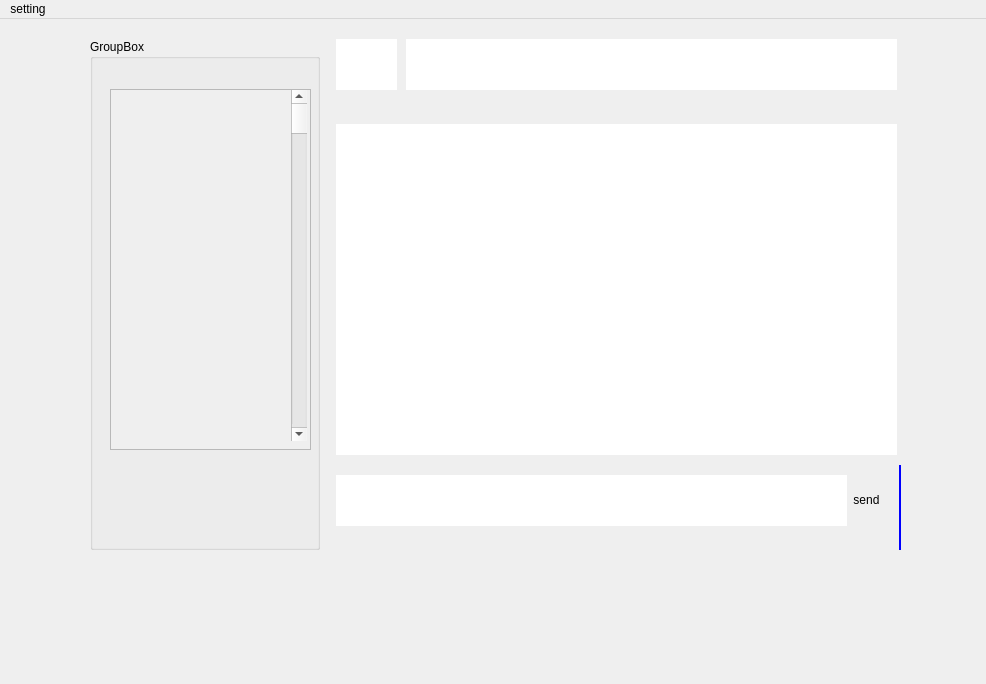
This is client/mainwindow.ui in AP-projects-4001/jan-ghahve as Qt 5 draws it before an edit. The edited form follows.
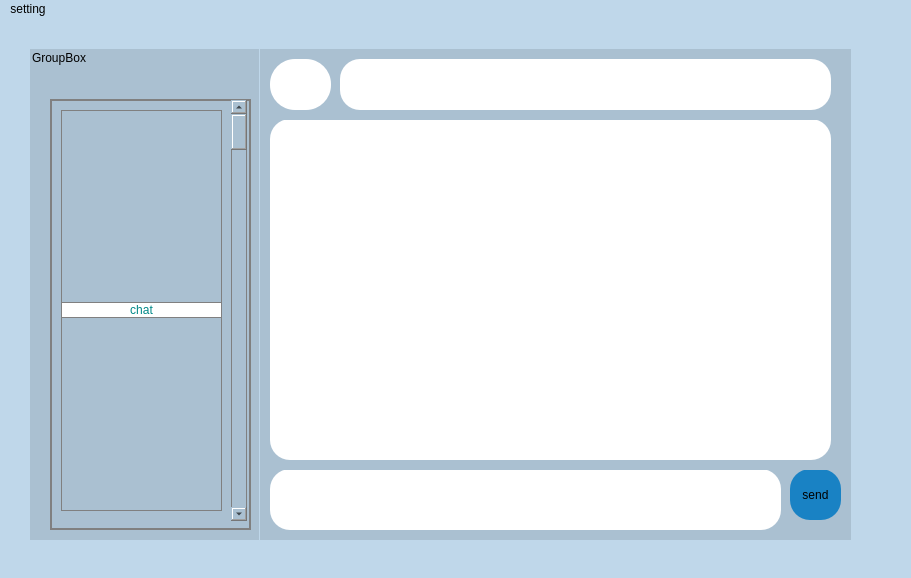
This is the edited form. Icons and pictures are not drawn.

Commit message: safe chat

Patch:
```diff
--- a/client/mainwindow.ui
+++ b/client/mainwindow.ui
@@ -6,26 +6,163 @@
    <rect>
     <x>0</x>
     <y>0</y>
-    <width>986</width>
-    <height>684</height>
+    <width>911</width>
+    <height>578</height>
    </rect>
   </property>
   <property name="windowTitle">
    <string>MainWindow</string>
   </property>
+  <property name="styleSheet">
+   <string notr="true">background-color:rgb(191, 215, 234);</string>
+  </property>
   <widget class="QWidget" name="centralwidget">
-   <widget class="QWidget" name="">
+   <widget class="QGroupBox" name="groupBox_2">
     <property name="geometry">
      <rect>
-      <x>90</x>
-      <y>20</y>
-      <width>811</width>
-      <height>511</height>
+      <x>260</x>
+      <y>450</y>
+      <width>591</width>
+      <height>71</height>
      </rect>
     </property>
-    <layout class="QHBoxLayout" name="horizontalLayout_2" stretch="2,5">
-     <item>
+    <property name="styleSheet">
+     <string notr="true">border:hide;
+background-color:rgb(170, 192, 209);</string>
+    </property>
+    <property name="title">
+     <string/>
+    </property>
+    <widget class="QPlainTextEdit" name="plainTextEdit">
+     <property name="geometry">
+      <rect>
+       <x>10</x>
+       <y>0</y>
+       <width>511</width>
+       <height>61</height>
+      </rect>
+     </property>
+     <property name="styleSheet">
+      <string notr="true">border: hide; 
+border-radius:20px; 
+background-color: palette(base);
+</string>
+     </property>
+    </widget>
+    <widget class="QPushButton" name="pushButton">
+     <property name="geometry">
+      <rect>
+       <x>530</x>
+       <y>0</y>
+       <width>51</width>
+       <height>51</height>
+      </rect>
+     </property>
+     <property name="styleSheet">
+      <string notr="true">background-color:rgb(25, 130, 196);
+border-radius: 20%;</string>
+     </property>
+     <property name="text">
+      <string>send</string>
+     </property>
+    </widget>
+    <zorder>pushButton</zorder>
+    <zorder>plainTextEdit</zorder>
+   </widget>
+   <widget class="QGroupBox" name="groupBox">
+    <property name="geometry">
+     <rect>
+      <x>260</x>
+      <y>100</y>
+      <width>591</width>
+      <height>351</height>
+     </rect>
+    </property>
+    <property name="styleSheet">
+     <string notr="true">border:hide;
+background-color:rgb(170, 192, 209);</string>
+    </property>
+    <property name="title">
+     <string/>
+    </property>
+    <widget class="QTextEdit" name="textEdit">
+     <property name="geometry">
+      <rect>
+       <x>10</x>
+       <y>0</y>
+       <width>561</width>
+       <height>341</height>
+      </rect>
+     </property>
+     <property name="styleSheet">
+      <string notr="true">background-image: url(C:/Users/Hkr/Desktop/BGchat.jpg);
+border-radius:20px;
+background-color: palette(base);</string>
+     </property>
+    </widget>
+   </widget>
+   <widget class="QGroupBox" name="groupBox_4">
+    <property name="geometry">
+     <rect>
+      <x>260</x>
+      <y>30</y>
+      <width>591</width>
+      <height>71</height>
+     </rect>
+    </property>
+    <property name="styleSheet">
+     <string notr="true">border:hide;
+background-color:rgb(170, 192, 209);</string>
+    </property>
+    <property name="title">
+     <string/>
+    </property>
+    <widget class="QLineEdit" name="lineEdit">
+     <property name="geometry">
+      <rect>
+       <x>80</x>
+       <y>10</y>
+       <width>491</width>
+       <height>51</height>
+      </rect>
+     </property>
+     <property name="styleSheet">
+      <string notr="true">border-radius: 20%;
+color:black;
+background-color:white;</string>
+     </property>
+    </widget>
+    <widget class="QGraphicsView" name="graphicsView">
+     <property name="geometry">
+      <rect>
+       <x>10</x>
+       <y>10</y>
+       <width>61</width>
+       <height>51</height>
+      </rect>
+     </property>
+     <property name="styleSheet">
+      <string notr="true">border: hide; 
+border-radius:25%; 
+background-color: palette(base);
+</string>
+     </property>
+    </widget>
+   </widget>
       <widget class="QGroupBox" name="groupBox_3">
+    <property name="geometry">
+     <rect>
+      <x>30</x>
+      <y>30</y>
+      <width>229</width>
+      <height>491</height>
+     </rect>
+    </property>
+    <property name="styleSheet">
+     <string notr="true">background-color:rgb(170, 192, 209);
+border:hide;
+</string>
+    </property>
        <property name="title">
         <string>GroupBox</string>
        </property>
@@ -35,9 +172,12 @@
           <x>20</x>
           <y>50</y>
           <width>201</width>
-          <height>361</height>
-         </rect>
-        </property>
+       <height>431</height>
+      </rect>
+     </property>
+     <property name="styleSheet">
+      <string notr="true">border:1px solid gray;</string>
+     </property>
         <property name="widgetResizable">
          <bool>true</bool>
         </property>
@@ -47,7 +187,7 @@
            <x>0</x>
            <y>0</y>
            <width>199</width>
-           <height>359</height>
+        <height>429</height>
           </rect>
          </property>
          <widget class="QScrollBar" name="verticalScrollBar">
@@ -56,117 +196,39 @@
             <x>180</x>
             <y>0</y>
             <width>16</width>
-            <height>351</height>
+         <height>421</height>
            </rect>
           </property>
           <property name="orientation">
            <enum>Qt::Vertical</enum>
           </property>
          </widget>
-        </widget>
-       </widget>
-      </widget>
-     </item>
-     <item>
-      <layout class="QVBoxLayout" name="verticalLayout" stretch="1,4,1">
-       <property name="spacing">
-        <number>0</number>
-       </property>
-       <item>
-        <widget class="QGroupBox" name="groupBox_4">
-         <property name="styleSheet">
-          <string notr="true">border:hide;</string>
-         </property>
-         <property name="title">
-          <string/>
-         </property>
-         <widget class="QLineEdit" name="lineEdit">
-          <property name="geometry">
-           <rect>
-            <x>80</x>
-            <y>0</y>
-            <width>491</width>
-            <height>51</height>
-           </rect>
-          </property>
-         </widget>
-         <widget class="QGraphicsView" name="graphicsView">
-          <property name="geometry">
-           <rect>
-            <x>10</x>
-            <y>0</y>
-            <width>61</width>
-            <height>51</height>
-           </rect>
-          </property>
-         </widget>
-        </widget>
-       </item>
-       <item>
-        <widget class="QGroupBox" name="groupBox">
-         <property name="styleSheet">
-          <string notr="true">border:hide;</string>
-         </property>
-         <property name="title">
-          <string/>
-         </property>
-         <widget class="QTextEdit" name="textEdit">
-          <property name="geometry">
-           <rect>
-            <x>10</x>
-            <y>-50</y>
-            <width>561</width>
-            <height>381</height>
-           </rect>
-          </property>
-         </widget>
-        </widget>
-       </item>
-       <item>
-        <widget class="QGroupBox" name="groupBox_2">
-         <property name="styleSheet">
-          <string notr="true">border:hide;
-border-right:2px solid blue;
-
-</string>
-         </property>
-         <property name="title">
-          <string/>
-         </property>
-         <widget class="QPlainTextEdit" name="plainTextEdit">
+      <widget class="QWidget" name="verticalLayoutWidget">
           <property name="geometry">
            <rect>
             <x>10</x>
             <y>10</y>
-            <width>511</width>
-            <height>51</height>
-           </rect>
-          </property>
+         <width>161</width>
+         <height>401</height>
+        </rect>
+       </property>
+       <layout class="QVBoxLayout" name="verticalLayout">
+        <item>
+         <widget class="QPushButton" name="pushButton_2">
           <property name="styleSheet">
-           <string notr="true">border:hide;</string>
-          </property>
-         </widget>
-         <widget class="QPushButton" name="pushButton">
-          <property name="geometry">
-           <rect>
-            <x>520</x>
-            <y>20</y>
-            <width>41</width>
-            <height>29</height>
-           </rect>
-          </property>
-          <property name="styleSheet">
-           <string notr="true">border:hide;</string>
+           <string notr="true">border-radius: 20%;
+color:rgb(0, 136, 136);
+background-color:white;</string>
           </property>
           <property name="text">
-           <string>send</string>
+           <string>chat</string>
           </property>
          </widget>
-        </widget>
-       </item>
-      </layout>
-     </item>
-    </layout>
+        </item>
+       </layout>
+      </widget>
+     </widget>
+    </widget>
    </widget>
   </widget>
   <widget class="QMenuBar" name="menubar">
@@ -174,7 +236,7 @@
     <rect>
      <x>0</x>
      <y>0</y>
-     <width>986</width>
+     <width>911</width>
      <height>26</height>
     </rect>
    </property>
```
Lines whose indentation alone changed are shown as unchanged. The commit also changes 3 other files.
